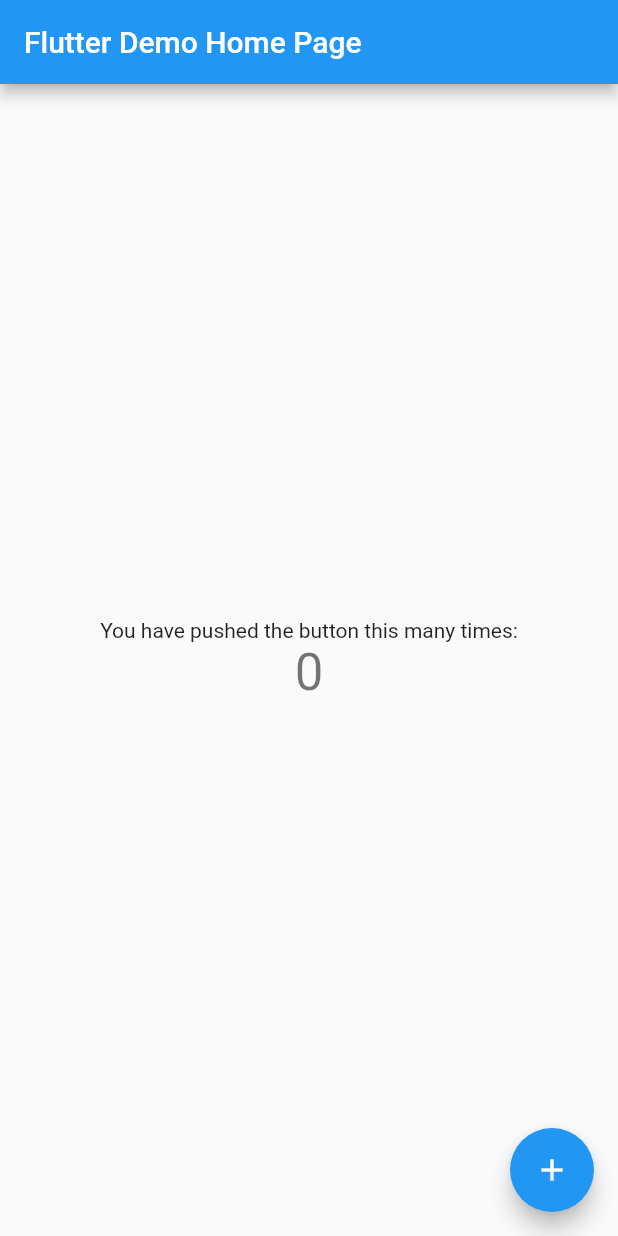
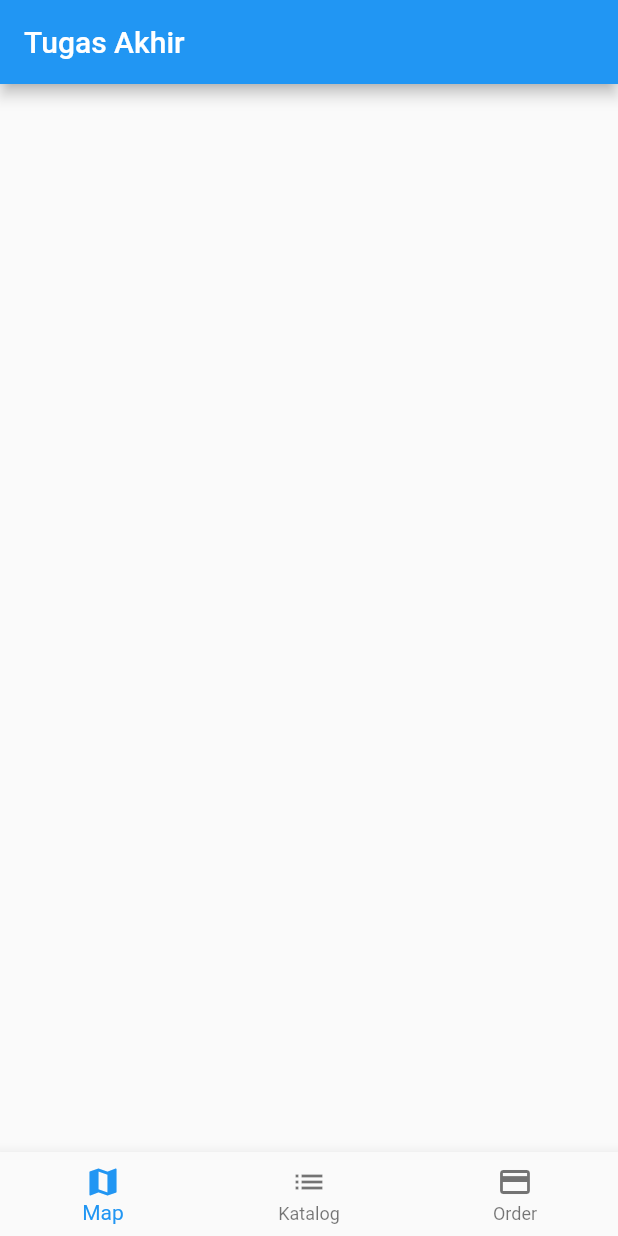
Before and after one commit to udines/tugas_akhir, a Flutter app: the screen it shows after launch, on a phone screen of 412 x 824 dp. Run offline on Flutter 3.47's test engine with Material 2 defaults, Android fonts, the phone set to English and light mode, and no system bars.

```diff
--- /dev/null
+++ b/lib/home_widget.dart
@@ -0,0 +1,40 @@
+import 'package:flutter/material.dart';
+
+class Home extends StatefulWidget {
+
+  @override
+  State<StatefulWidget> createState() {
+    return _HomeState();
+  }
+
+}
+
+class _HomeState extends State<Home> {
+
+  @override
+  Widget build(BuildContext context) {
+    return Scaffold(
+      appBar: AppBar(
+        title: Text('Tugas Akhir'),
+      ),
+      bottomNavigationBar: BottomNavigationBar(
+        currentIndex: 0,
+        items: [
+          BottomNavigationBarItem(
+            icon: new Icon(Icons.map),
+            title: Text('Map')
+          ),
+          BottomNavigationBarItem(
+            icon: new Icon(Icons.list),
+            title: Text('Katalog')
+          ),
+          BottomNavigationBarItem(
+            icon: new Icon(Icons.payment),
+            title: Text('Order')
+          )
+        ],
+      ),
+    );
+  }
+
+}
--- a/lib/main.dart
+++ b/lib/main.dart
@@ -1,111 +1,16 @@
 import 'package:flutter/material.dart';
+import 'package:tugas_akhir/home_widget.dart';
 
-void main() => runApp(MyApp());
+void main() => runApp(App());
 
-class MyApp extends StatelessWidget {
-  // This widget is the root of your application.
+class App extends StatelessWidget {
+
   @override
   Widget build(BuildContext context) {
     return MaterialApp(
-      title: 'Flutter Demo',
-      theme: ThemeData(
-        // This is the theme of your application.
-        //
-        // Try running your application with "flutter run". You'll see the
-        // application has a blue toolbar. Then, without quitting the app, try
-        // changing the primarySwatch below to Colors.green and then invoke
-        // "hot reload" (press "r" in the console where you ran "flutter run",
-        // or simply save your changes to "hot reload" in a Flutter IDE).
-        // Notice that the counter didn't reset back to zero; the application
-        // is not restarted.
-        primarySwatch: Colors.blue,
-      ),
-      home: MyHomePage(title: 'Flutter Demo Home Page'),
+      title: 'My own App',
+      home: Home(),
     );
   }
+
 }
-
-class MyHomePage extends StatefulWidget {
-  MyHomePage({Key key, this.title}) : super(key: key);
-
-  // This widget is the home page of your application. It is stateful, meaning
-  // that it has a State object (defined below) that contains fields that affect
-  // how it looks.
-
-  // This class is the configuration for the state. It holds the values (in this
-  // case the title) provided by the parent (in this case the App widget) and
-  // used by the build method of the State. Fields in a Widget subclass are
-  // always marked "final".
-
-  final String title;
-
-  @override
-  _MyHomePageState createState() => _MyHomePageState();
-}
-
-class _MyHomePageState extends State<MyHomePage> {
-  int _counter = 0;
-
-  void _incrementCounter() {
-    setState(() {
-      // This call to setState tells the Flutter framework that something has
-      // changed in this State, which causes it to rerun the build method below
-      // so that the display can reflect the updated values. If we changed
-      // _counter without calling setState(), then the build method would not be
-      // called again, and so nothing would appear to happen.
-      _counter++;
-    });
-  }
-
-  @override
-  Widget build(BuildContext context) {
-    // This method is rerun every time setState is called, for instance as done
-    // by the _incrementCounter method above.
-    //
-    // The Flutter framework has been optimized to make rerunning build methods
-    // fast, so that you can just rebuild anything that needs updating rather
-    // than having to individually change instances of widgets.
-    return Scaffold(
-      appBar: AppBar(
-        // Here we take the value from the MyHomePage object that was created by
-        // the App.build method, and use it to set our appbar title.
-        title: Text(widget.title),
-      ),
-      body: Center(
-        // Center is a layout widget. It takes a single child and positions it
-        // in the middle of the parent.
-        child: Column(
-          // Column is also layout widget. It takes a list of children and
-          // arranges them vertically. By default, it sizes itself to fit its
-          // children horizontally, and tries to be as tall as its parent.
-          //
-          // Invoke "debug painting" (press "p" in the console, choose the
-          // "Toggle Debug Paint" action from the Flutter Inspector in Android
-          // Studio, or the "Toggle Debug Paint" command in Visual Studio Code)
-          // to see the wireframe for each widget.
-          //
-          // Column has various properties to control how it sizes itself and
-          // how it positions its children. Here we use mainAxisAlignment to
-          // center the children vertically; the main axis here is the vertical
-          // axis because Columns are vertical (the cross axis would be
-          // horizontal).
-          mainAxisAlignment: MainAxisAlignment.center,
-          children: <Widget>[
-            Text(
-              'You have pushed the button this many times:',
-            ),
-            Text(
-              '$_counter',
-              style: Theme.of(context).textTheme.display1,
-            ),
-          ],
-        ),
-      ),
-      floatingActionButton: FloatingActionButton(
-        onPressed: _incrementCounter,
-        tooltip: 'Increment',
-        child: Icon(Icons.add),
-      ), // This trailing comma makes auto-formatting nicer for build methods.
-    );
-  }
-}
```
Also changed, not shown: 1 other file.
